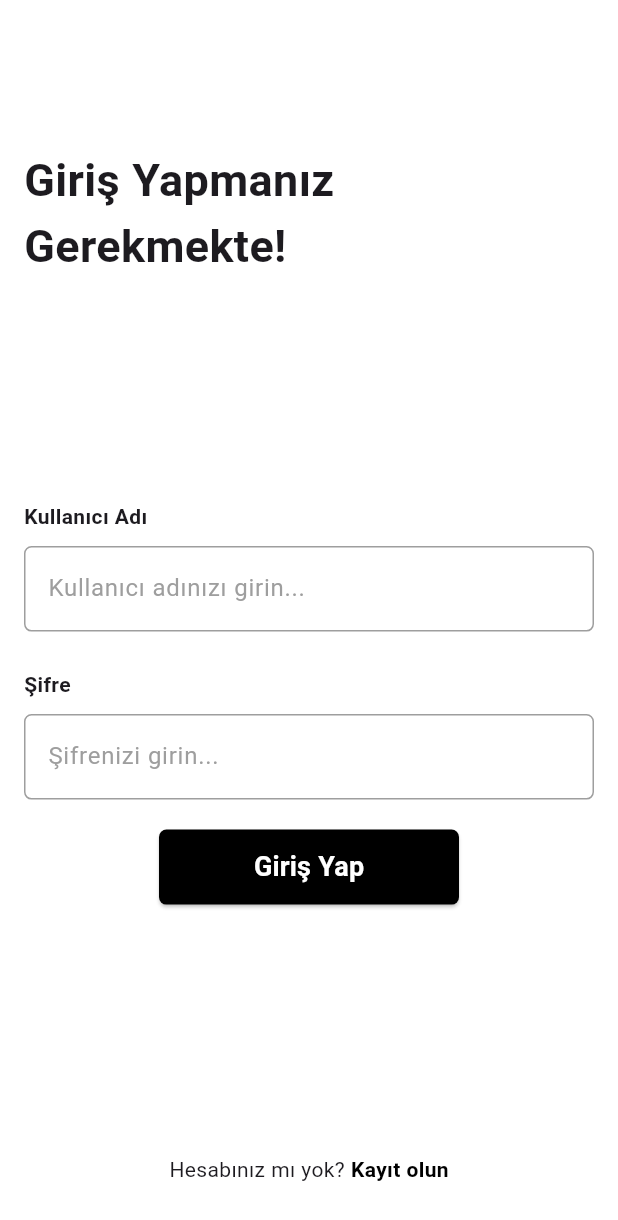
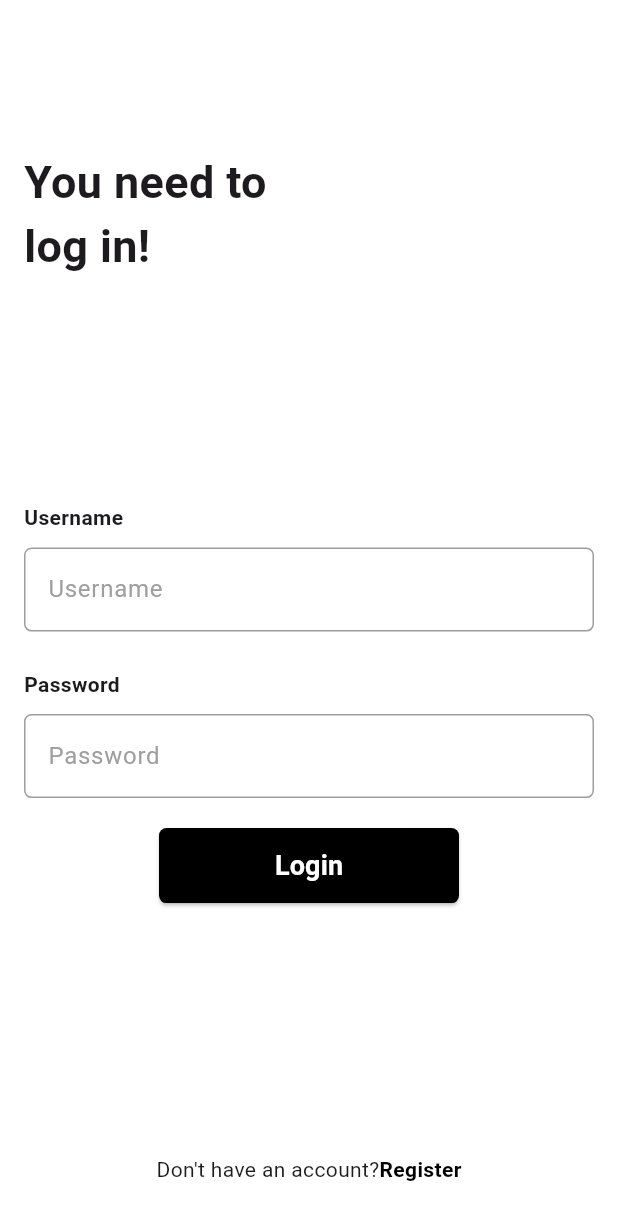
Before and after one commit to akifcancevikk/date_app, a Flutter app: the screen it shows after launch, on a phone screen of 412 x 824 dp. Shown: the top 1220 px of the screen. Run offline on Flutter 3.47's test engine with Material 3 defaults, Android fonts, the phone set to English and light mode, and no system bars; our stand-ins replace cached_network_image, file_picker, flutter_rating_bar, shared_preferences; missing offline and left inert: awesome_top_snackbar, image_preview, responsive_grid_list; accounts and stored records are empty.

Commit message:
2 Şub Pzt 2026

```diff
--- a/lib/api/api.dart
+++ b/lib/api/api.dart
@@ -5,7 +5,7 @@ import 'package:http/http.dart' as http;
 
 class Api {
 
-  static Future<http.Response> checkUser(String userName, String password) async {
+  static Future<http.Response> login(String userName, String password) async {
     var url = "https://mobiledocs.aktekweb.com/api/auth/login";
     String body = json.encode({'UserName': userName, 'Password': password});
       return http.post(Uri.parse(url), headers: {"Content-Type": "application/json"}, body: body);
--- a/lib/api/service.dart
+++ b/lib/api/service.dart
@@ -3,6 +3,7 @@
 import 'dart:convert';
 
 import 'package:date_app/api/api.dart';
+import 'package:date_app/core/app_strings.dart';
 import 'package:date_app/global/lists.dart';
 import 'package:date_app/global/variables.dart';
 import 'package:date_app/helper/url_helper.dart';
@@ -14,9 +15,9 @@ import 'package:date_app/widgets/show_dialogs/show_info.dart';
 import 'package:flutter/cupertino.dart';
 import 'package:shared_preferences/shared_preferences.dart';
 
-Future<void> checkUser(BuildContext context) async {
+Future<void> login(BuildContext context) async {
   try {
-    var response = await Api.checkUser(User.userName!, User.password!);
+    var response = await Api.login(User.userName!, User.password!);
     if (response.statusCode == 200) {
       var userData = json.decode(response.body);
       if (userData['status'] == 0) {
@@ -39,15 +40,15 @@ Future<void> checkUser(BuildContext context) async {
         errorMessage(context, "${userData['message']}");
       }
     } else {
-      errorMessage(context, 'İstek sırasında bir hata oluştu.');
+      errorMessage(context, AppStrings.errorServer);
     }
   } catch (error) {
     if(User.password == null)
     {
-      errorMessage(context, 'Şifre boş bırakıldı.');
+      errorMessage(context, AppStrings.emptyPassword);
     }
     else {
-      errorMessage(context, 'İnternet bağlantısı bulunamadı.');
+      errorMessage(context, AppStrings.noConnection);
     }
   }
 }
@@ -60,12 +61,12 @@ Future<void> register(BuildContext context) async {
       if (userData['status'] == 0) {
         User.userName = RegisterUser.userName;
         User.password = RegisterUser.password;
-        await checkUser(context);
+        await login(context);
       } else {
         errorMessage(context, "${userData['message']}");
       }
     } else {
-      errorMessage(context, 'Böyle bir kullanıcı kayıtlı. Farklı bir ad deneyin');
+      errorMessage(context, AppStrings.userExist);
     }
   } catch (error) {
       errorMessage(context, "$error");
@@ -100,7 +101,7 @@ Future<void> addPlace(BuildContext context) async {
   var rating = Place.placeRating;
   await Api.addPlace(userId!, placeName!, rating!).then((response) {
     if (response.statusCode == 200) {
-      successMessage(context, "Yer Eklendi");
+      successMessage(context, AppStrings.placeAdded);
       Place.placeName = null;
       Place.placeRating = 1;
     }
@@ -114,7 +115,7 @@ Future<void> updatePlace(BuildContext context) async {
   var rating = PlaceUpdate.placeRating;
   await Api.updatePlace(userId!, placeId!, placeName!, rating!).then((response) {
     if (response.statusCode == 200) {
-      successMessage(context, "Güncellendi");
+      successMessage(context, AppStrings.updated);
       PlaceUpdate.placeName = null;
       PlaceUpdate.placeRating = 1;
       PlaceUpdate.placeId=null;
@@ -128,7 +129,7 @@ Future<void> addNote(BuildContext context) async {
   var orderIndex = PlaceDetail.orderIndex;
   await Api.addNote(placeId!, noteText!, orderIndex!).then((response) {
     if (response.statusCode == 200) {
-      successMessage(context, "Not Eklendi");
+      successMessage(context, AppStrings.noteAdded);
       PlaceDetail.placeId = null;
       PlaceDetail.noteText = null;
       PlaceDetail.orderIndex = null;
@@ -141,7 +142,7 @@ Future<void> addImagePath(BuildContext context) async {
   var imagePath = PlaceDetail.imagePath;
   await Api.addImagePath(placeId!, imagePath!).then((response) {
     if (response.statusCode == 200) {
-      successMessage(context, "Resim Eklendi");
+      successMessage(context, AppStrings.imageAdded);
       PlaceDetail.placeId = null;
       PlaceDetail.imagePath = null;
     }
@@ -154,7 +155,7 @@ Future<void> deletePlace(BuildContext context) async {
   var userName = Login.userName;
   await Api.deletePlace(userId!, placeId!, userName!).then((response) {
     if (response.statusCode == 200) {
-      successMessage(context, "Kayıt Silindi");
+      successMessage(context, AppStrings.deleted);
     }
   });
 }
--- /dev/null
+++ b/lib/core/app_strings.dart
@@ -0,0 +1,60 @@
+class AppStrings {
+
+  // LOGIN / REGISTER
+  static const String loginTitle = "You need to\nlog in!";
+  static const String username = 'Username';
+  static const String password = 'Password';
+  static const String loginButton = 'Login';
+  static const String registerButton = 'Register';
+  static const String register = "Don't have an account?";
+  static const String registerTitle = "Enter your information to register!";
+  static const String passwordAgain = "Password Again";
+  static const String blankUsername = "Username cannot be empty";
+  static const String blankPassword = "Password cannot be empty";
+  static const String noMatchPassword = "Passwords do not match";
+  static const String haveAccount = "Already have an account?";
+
+  // MAIN
+  static const String exit = 'Log Out';
+  static const String sureExit = "Are you sure you want to log out?";
+  static const String addPlace = 'Add Place';
+  static const String placeName = 'Place Name';
+  static const String addPlaceName = 'Enter place name';
+  static const String deletePlace = 'Delete Record';
+  static const String sureDeletePlace = 'Are you sure you want to delete this record?';
+  static const String changeRank = 'Change Rank';
+
+  // DETAIL
+  static const String uploadSuccess = 'Image uploaded successfully';
+  static const String uploadFail = 'Image upload failed';
+  static const String noneSelected = 'No image selected';
+  static const String addNote = 'Add Note';
+  static const String addNoteText = 'Enter Note';
+  static const String addImage = 'Add Image';
+  static const String pickImage = 'Select Image from Gallery';
+  static const String uploadImage = 'Upload Images';
+  static const String plsPickImage = 'Please select an image';
+
+  // COMMON
+  static const String add = 'Add';
+  static const String cancel = 'Cancel';
+  static const String yes = 'Yes';
+  static const String no = 'No';
+  static const String ok = 'OK';
+  static const String update = 'Update';
+  static const String noData = 'No data found';
+
+  // SERVICE
+  static const String error = 'Error';
+  static const String errorServer = 'A server error occurred';
+  static const String errorUnknown = 'Unknown error';
+  static const String noConnection = 'No internet connection found';
+  static const String emptyPassword = 'Password cannot be empty';
+  static const String userExist = 'This user already exists. Please try a different username';
+  static const String placeAdded = 'Place added';
+  static const String updated = 'Updated';
+  static const String noteAdded = 'Note added';
+  static const String imageAdded = 'Image added';
+  static const String deleted = 'Record deleted';
+
+}
--- a/lib/main.dart
+++ b/lib/main.dart
@@ -4,7 +4,6 @@ import 'package:date_app/views/login.dart';
 import 'package:flutter/material.dart';
 import 'package:intl/date_symbol_data_local.dart';
 import 'package:flutter_localizations/flutter_localizations.dart';
-import 'package:google_fonts/google_fonts.dart';
 
 Future<void> main() async {
     WidgetsFlutterBinding.ensureInitialized();
@@ -29,7 +28,7 @@ class MyApp extends StatelessWidget {
       title: 'Flutter Demo',
       debugShowCheckedModeBanner: false,
       theme: ThemeData(
-        textTheme: GoogleFonts.notoSansLepchaTextTheme(),
+        //textTheme: GoogleFonts.notoSansLepchaTextTheme(),
         colorScheme: ColorScheme.fromSeed(seedColor: Colors.deepPurple),
         useMaterial3: true,
       ),
--- a/lib/views/login.dart
+++ b/lib/views/login.dart
@@ -1,6 +1,7 @@
 // ignore_for_file: prefer_const_constructors, sort_child_properties_last, library_private_types_in_public_api
 
 import 'package:date_app/api/service.dart';
+import 'package:date_app/core/app_strings.dart';
 import 'package:date_app/global/variables.dart';
 import 'package:date_app/views/register.dart';
 import 'package:flutter/cupertino.dart';
@@ -30,7 +31,7 @@ class _LoginPageState extends State<LoginPage> {
   User.password = prefs.getString('password');
   if (!mounted) return;
   if (User.userName != null && User.password != null) {
-      await checkUser(context);
+      await login(context);
   }
   else if (User.userName != null) {
     setState(() {
@@ -51,7 +52,7 @@ class _LoginPageState extends State<LoginPage> {
           child: Column(
             mainAxisAlignment: MainAxisAlignment.center,
             children: [
-              Expanded(flex: 3, child: Align(alignment: Alignment.bottomLeft, child: Text("Giriş Yapmanız\nGerekmekte!", style: TextStyle(fontSize: 30, fontWeight: FontWeight.bold),))),
+              Expanded(flex: 3, child: Align(alignment: Alignment.bottomLeft, child: Text(AppStrings.loginTitle, style: TextStyle(fontSize: 30, fontWeight: FontWeight.bold),))),
               Expanded(
                 flex: 10,
                 child: Column(
@@ -60,7 +61,7 @@ class _LoginPageState extends State<LoginPage> {
                     Column(
                       crossAxisAlignment: CrossAxisAlignment.start,
                       children: [
-                        Text("Kullanıcı Adı", style: TextStyle(fontWeight: FontWeight.bold),),
+                        Text(AppStrings.username, style: TextStyle(fontWeight: FontWeight.bold),),
                         SizedBox(height: 10,),
                         TextField(
                           onChanged: (value) {
@@ -84,7 +85,7 @@ class _LoginPageState extends State<LoginPage> {
                               ),
                               borderRadius: BorderRadius.circular(5),
                             ),
-                            hintText: 'Kullanıcı adınızı girin...',
+                            hintText: AppStrings.username,
                             hintStyle: TextStyle(color: Colors.grey),
                           ),
                         ),
@@ -94,7 +95,7 @@ class _LoginPageState extends State<LoginPage> {
                     Column(
                       crossAxisAlignment: CrossAxisAlignment.start,
                       children: [
-                        Text("Şifre", style: TextStyle(fontWeight: FontWeight.bold),),
+                        Text(AppStrings.password, style: TextStyle(fontWeight: FontWeight.bold),),
                         SizedBox(height: 10,),
                         TextField(
                           onChanged: (value) {
@@ -103,7 +104,7 @@ class _LoginPageState extends State<LoginPage> {
                           controller: _passwordController,
                           cursorColor: Colors.black,
                           decoration: InputDecoration(
-                            hintText: 'Şifrenizi girin...',
+                            hintText: AppStrings.password,
                             hintStyle: TextStyle(color: Colors.grey),
                             border: OutlineInputBorder(borderRadius: BorderRadius.circular(5)),
                             focusedBorder: OutlineInputBorder(
@@ -128,9 +129,9 @@ class _LoginPageState extends State<LoginPage> {
                     SizedBox(height: 20.0),
                     ElevatedButton(
                       onPressed: () async {
-                        await checkUser(context);
+                        await login(context);
                       },
-                      child: Text('Giriş Yap', style: TextStyle(color: Colors.white, fontWeight: FontWeight.bold, fontSize: 18),),
+                      child: Text(AppStrings.loginButton, style: TextStyle(color: Colors.white, fontWeight: FontWeight.bold, fontSize: 18),),
                       style: ElevatedButton.styleFrom(
                         minimumSize: Size(200, 50),
                         backgroundColor: Colors.black,
@@ -147,10 +148,10 @@ class _LoginPageState extends State<LoginPage> {
                 child: Row(
                   mainAxisAlignment: MainAxisAlignment.center,
                   children: [
-                    Text("Hesabınız mı yok?"),
+                    Text(AppStrings.register),
                     GestureDetector(
                       onTap: () => Navigator.push(context, CupertinoPageRoute(builder: (context) => Register(),)),
-                      child: Text(" Kayıt olun", style: TextStyle(color: Colors.black, fontWeight: FontWeight.bold),)),
+                      child: Text(AppStrings.registerButton, style: TextStyle(color: Colors.black, fontWeight: FontWeight.bold),)),
                   ],
                 ),
               )
--- a/lib/views/register.dart
+++ b/lib/views/register.dart
@@ -1,6 +1,7 @@
 // ignore_for_file: prefer_const_constructors
 
 import 'package:date_app/api/service.dart';
+import 'package:date_app/core/app_strings.dart';
 import 'package:date_app/global/variables.dart';
 import 'package:date_app/views/login.dart';
 import 'package:date_app/widgets/show_dialogs/show_info.dart';
@@ -36,7 +37,7 @@ class _RegisterState extends State<Register> {
           child: Column(
             mainAxisAlignment: MainAxisAlignment.center,
             children: [
-              Expanded(flex: 2, child: Align(alignment: Alignment.bottomLeft, child: Text("Kayıt Olmak İçin Bilgilerinizi Giriniz!", style: TextStyle(fontSize: 30, fontWeight: FontWeight.bold),))),
+              Expanded(flex: 2, child: Align(alignment: Alignment.bottomLeft, child: Text(AppStrings.registerTitle, style: TextStyle(fontSize: 30, fontWeight: FontWeight.bold),))),
               Expanded(
                 flex: 10,
                 child: Column(
@@ -45,7 +46,7 @@ class _RegisterState extends State<Register> {
                     Column(
                       crossAxisAlignment: CrossAxisAlignment.start,
                       children: [
-                        Text("Kullanıcı Adı", style: TextStyle(fontWeight: FontWeight.bold),),
+                        Text(AppStrings.username, style: TextStyle(fontWeight: FontWeight.bold),),
                         SizedBox(height: 10,),
                         TextField(
                           cursorColor: Colors.black,
@@ -54,7 +55,7 @@ class _RegisterState extends State<Register> {
                           },
                           controller: _usernameController,
                           decoration: InputDecoration(
-                            hintText: 'Kullanıcı adınızı girin...',
+                            hintText: AppStrings.username,
                             hintStyle: TextStyle(color: Colors.grey),
                             border: OutlineInputBorder(
                               borderRadius: BorderRadius.circular(5),
@@ -81,7 +82,7 @@ class _RegisterState extends State<Register> {
                     Column(
                       crossAxisAlignment: CrossAxisAlignment.start,
                       children: [
-                        Text("Şifre", style: TextStyle(fontWeight: FontWeight.bold),),
+                        Text(AppStrings.password, style: TextStyle(fontWeight: FontWeight.bold),),
                         SizedBox(height: 10,),
                         TextField(
                           cursorColor: Colors.black,
@@ -90,7 +91,7 @@ class _RegisterState extends State<Register> {
                           },
                           controller: _passwordController,
                           decoration: InputDecoration(
-                            hintText: 'Şifrenizi girin...',
+                            hintText: AppStrings.password,
                             hintStyle: TextStyle(color: Colors.grey),
                             border: OutlineInputBorder(borderRadius: BorderRadius.circular(5)),
                             focusedBorder: OutlineInputBorder(
@@ -116,13 +117,13 @@ class _RegisterState extends State<Register> {
                     Column(
                       crossAxisAlignment: CrossAxisAlignment.start,
                       children: [
-                        Text("Şifre Tekrar", style: TextStyle(fontWeight: FontWeight.bold),),
+                        Text(AppStrings.passwordAgain, style: TextStyle(fontWeight: FontWeight.bold),),
                         SizedBox(height: 10,),
                         TextField(
                           cursorColor: Colors.black,
                           controller: _passwordAgainController,
                           decoration: InputDecoration(
-                            hintText: 'Şifrenizi tekrar girin...',
+                            hintText: AppStrings.passwordAgain,
                             hintStyle: TextStyle(color: Colors.grey),
                             border: OutlineInputBorder(borderRadius: BorderRadius.circular(5)),
                             focusedBorder: OutlineInputBorder(
@@ -148,17 +149,17 @@ class _RegisterState extends State<Register> {
                     ElevatedButton(
                       onPressed: () async {
                         if(_usernameController.text.isEmpty){
-                          errorMessage(context, "Kullanıcı adı boş olamaz");
+                          errorMessage(context, AppStrings.blankUsername);
                         }
                         else if(_passwordAgainController.text.isEmpty || _passwordController.text.isEmpty){
-                          errorMessage(context, "Şifreler boş olamaz");
+                          errorMessage(context, AppStrings.blankPassword);
                         }
                         else if (_passwordController.text != _passwordAgainController.text){
-                          errorMessage(context, "Şifreler uyuşmuyor!");
+                          errorMessage(context, AppStrings.noMatchPassword);
                         }  else if (_passwordController.text == _passwordAgainController.text){
                           await register(context);
                         } else{
-                          errorMessage(context, "Beklenmedik hata");
+                          errorMessage(context, AppStrings.error);
                         }
                       },
                       style: ElevatedButton.styleFrom(
@@ -168,7 +169,7 @@ class _RegisterState extends State<Register> {
                           borderRadius: BorderRadius.circular(5),
                         ),
                       ),
-                      child: Text('Kayıt Ol', style: TextStyle(color: Colors.white, fontWeight: FontWeight.bold, fontSize: 18),),
+                      child: Text(AppStrings.registerButton, style: TextStyle(color: Colors.white, fontWeight: FontWeight.bold, fontSize: 18),),
                     ),
                   ],
                 ),
@@ -178,10 +179,10 @@ class _RegisterState extends State<Register> {
                 child: Row(
                   mainAxisAlignment: MainAxisAlignment.center,
                   children: [
-                    Text("Hesabınız var mı?"),
+                    Text(AppStrings.haveAccount),
                     GestureDetector(
                       onTap: () => Navigator.pushAndRemoveUntil(context, CupertinoPageRoute(builder: (context) => LoginPage(),), (route) => false,),
-                      child: Text(" Giriş Yapın", style: TextStyle(color: Colors.black, fontWeight: FontWeight.bold),)),
+                      child: Text(AppStrings.loginButton, style: TextStyle(color: Colors.black, fontWeight: FontWeight.bold),)),
                   ],
                 ),
               )
--- a/pubspec.yaml
+++ b/pubspec.yaml
@@ -3,7 +3,7 @@ description: "A new Flutter project."
 
 publish_to: "none"
 
-version: 1.0.0+1
+version: 1.0.0+2
 
 environment:
   sdk: ^3.5.4
@@ -20,15 +20,13 @@ dependencies:
   flutter_localizations:
     sdk: flutter
   flutter_rating_bar: ^4.0.1
-
   path_provider: ^2.1.5
-  file_picker: ^5.2.4
   image_preview: ^1.3.5
-  google_fonts: ^6.2.1
   responsive_grid_list: ^1.4.0
   cached_network_image: ^3.4.1
   floating_action_bubble: ^1.1.4
   flutter_tilt: ^3.1.0
+  file_picker: ^10.3.10
 
 dev_dependencies:
   flutter_test:
```
Also changed, not shown: lib/views/main_page.dart (+39 -38 lines), lib/views/place_detail.dart (+109 -85 lines), pubspec.lock, 72 other files.
